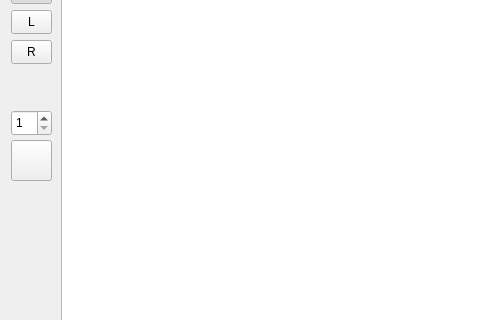
Old version of the form vemainwindow.ui in the repository PaPashka/vetestproject; both pictures show x 0 to 480 and y 111 to 431 of the 699 by 600 pixel window.
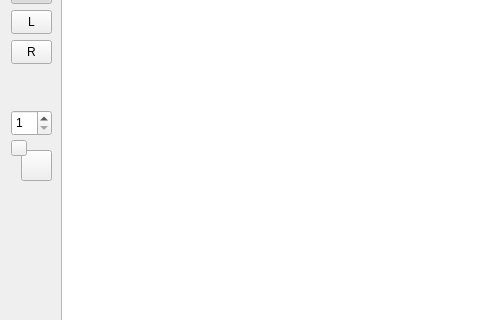
New version of the form. Icons and pictures are not drawn.

The edit to the form file:
```diff
--- a/vemainwindow.ui
+++ b/vemainwindow.ui
@@ -137,10 +137,10 @@
      <widget class="QPushButton" name="pushBtnBrushColor">
       <property name="geometry">
        <rect>
-        <x>0</x>
-        <y>240</y>
-        <width>41</width>
-        <height>41</height>
+        <x>10</x>
+        <y>250</y>
+        <width>31</width>
+        <height>31</height>
        </rect>
       </property>
       <property name="toolTip">
@@ -193,6 +193,25 @@
         <normaloff>:/icons/resources/folder_icon.png</normaloff>:/icons/resources/folder_icon.png</iconset>
       </property>
      </widget>
+     <widget class="QPushButton" name="pushBtnPenColor">
+      <property name="geometry">
+       <rect>
+        <x>0</x>
+        <y>240</y>
+        <width>16</width>
+        <height>16</height>
+       </rect>
+      </property>
+      <property name="toolTip">
+       <string>&lt;html&gt;&lt;head/&gt;&lt;body&gt;&lt;p&gt;&lt;br/&gt;&lt;/p&gt;&lt;/body&gt;&lt;/html&gt;</string>
+      </property>
+      <property name="autoFillBackground">
+       <bool>false</bool>
+      </property>
+      <property name="text">
+       <string/>
+      </property>
+     </widget>
     </widget>
    </item>
    <item>
```
Left out of the diff: 16 changed lines with no effect on the pictures.
